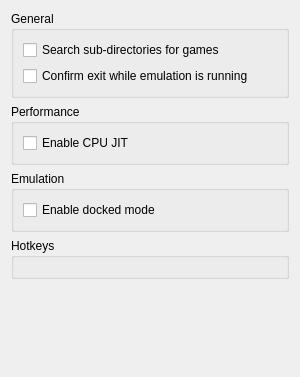
Old version of the form src/yuzu/configuration/configure_general.ui in the repository rorrim-rorrim/eden-alt.
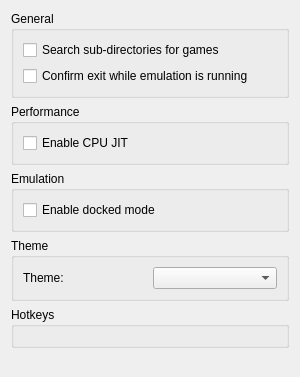
New version of the form. Custom widgets are drawn as their Qt base class.

Commit message:
Add Dark theme, Icon theming
configure_general.ui: Add UI Option for Themes

config.cpp: Save Theme Settings

```diff
--- a/src/yuzu/configuration/configure_general.ui
+++ b/src/yuzu/configuration/configure_general.ui
@@ -83,6 +83,33 @@
         </layout>
       </widget>
      </item>
+     <item>
+      <widget class="QGroupBox" name="theme_group_box">
+       <property name="title">
+        <string>Theme</string>
+       </property>
+       <layout class="QHBoxLayout" name="theme_qhbox_layout">
+        <item>
+         <layout class="QVBoxLayout" name="theme_qvbox_layout">
+          <item>
+           <layout class="QHBoxLayout" name="theme_qhbox_layout_2">
+            <item>
+             <widget class="QLabel" name="theme_label">
+              <property name="text">
+               <string>Theme:</string>
+              </property>
+             </widget>
+            </item>
+            <item>
+             <widget class="QComboBox" name="theme_combobox"/>
+            </item>
+           </layout>
+          </item>
+         </layout>
+        </item>
+       </layout>
+      </widget>
+     </item>
      <item>
       <widget class="QGroupBox" name="HotKeysGroupBox">
        <property name="title">
```
The commit also changes 56 other files.
